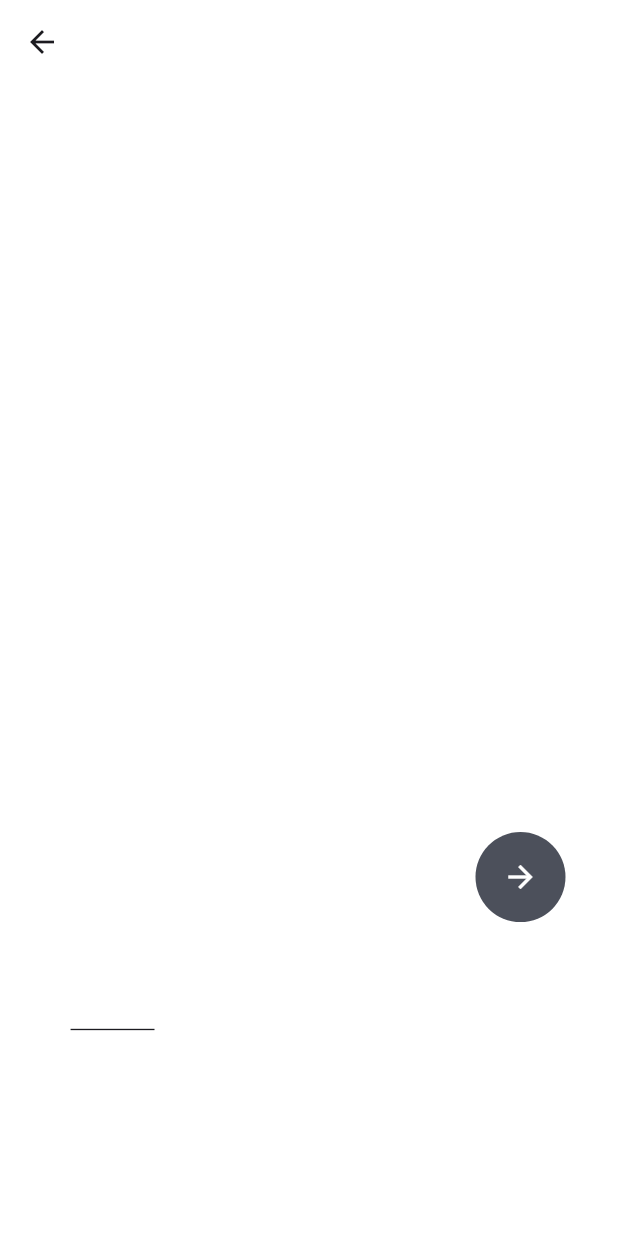
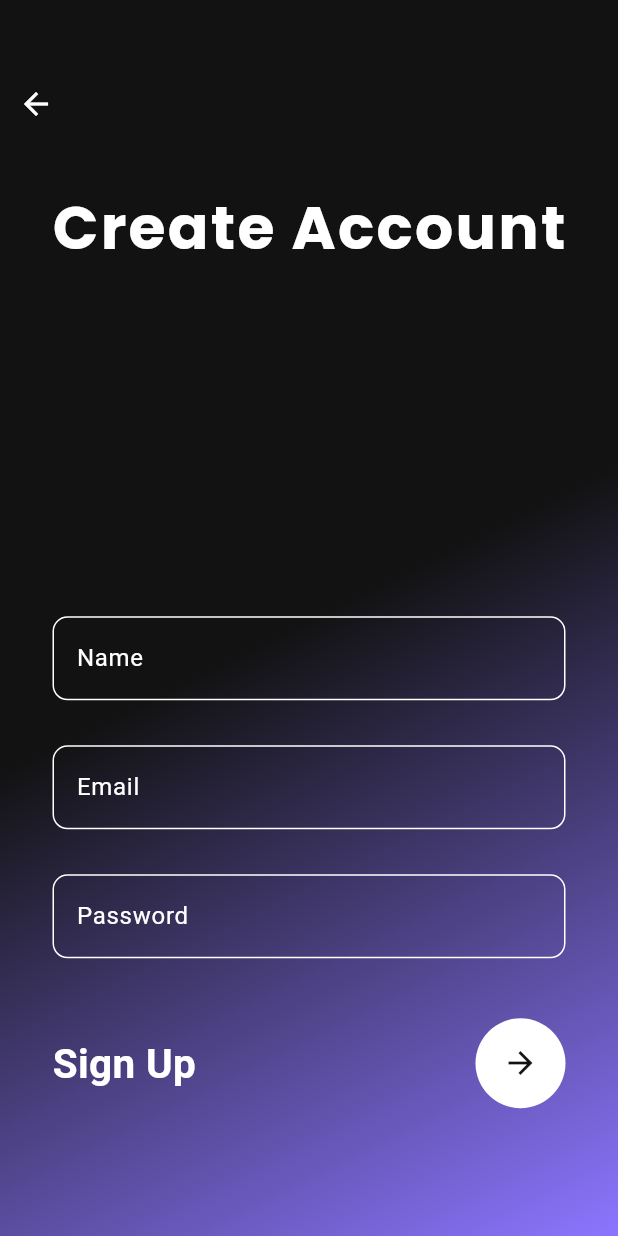
Before and after one commit to cfgblr2023/Team-14, a Flutter app: the MyRegister screen opened by its route, on a phone screen of 412 x 824 dp. Run offline on Flutter 3.47's test engine with Material 2 defaults, Android fonts, the phone set to English and light mode, and no system bars; our stand-ins replace google_fonts.

Commit message:
Dashboard Init

```diff
--- a/app/lib/router/app_router.dart
+++ b/app/lib/router/app_router.dart
@@ -11,10 +11,9 @@ class AppRouter {
     switch (settings.name) {
       case '/':
         return getIndexRoute();
-      case 'register':
+      case '/register':
         return getRegisterRoute();
     }
-
     return null;
   }
 
--- /dev/null
+++ b/app/lib/screens/dashboard.dart
@@ -0,0 +1,9 @@
+import 'package:flutter/material.dart';
+
+class Dashboard extends StatelessWidget {
+  @override
+  Widget build(BuildContext context) {
+    return Scaffold(
+    );
+  }
+}
--- a/app/lib/screens/home.dart
+++ b/app/lib/screens/home.dart
@@ -24,7 +24,7 @@ class _HomeState extends State<Home> {
             Center(
               child: Text(
                 "Walkable Cities",
-                style: GoogleFonts.righteous(
+                style: GoogleFonts.poppins(
                     color: White, fontSize: 40, fontWeight: FontWeight.w700),
               ),
             ),
@@ -48,7 +48,27 @@ class _HomeState extends State<Home> {
                     borderRadius: BorderRadius.circular(32.0),
                   ),
                   foregroundColor: PrimaryColor,
-                  minimumSize: const Size(300, 50),
+                  minimumSize: const Size(350, 50),
+                ),
+              ),
+            ),
+            Container(
+              margin: const EdgeInsets.only(bottom: 20),
+              child: ElevatedButton.icon(
+                onPressed: () {
+                  Navigator.pushNamed(context, '/register');
+                },
+                icon: const Icon(Icons.volunteer_activism),
+                label: const Text(
+                  "Become a Volunteer",
+                  style: TextStyle(fontSize: 20),
+                ),
+                style: ElevatedButton.styleFrom(
+                  shape: RoundedRectangleBorder(
+                    borderRadius: BorderRadius.circular(32.0),
+                  ),
+                  foregroundColor: PrimaryColor,
+                  minimumSize: const Size(350, 50),
                 ),
               ),
             ),
@@ -58,7 +78,7 @@ class _HomeState extends State<Home> {
               },
               icon: const Icon(Icons.app_registration_rounded),
               label: const Text(
-                "Resgister",
+                "Register",
                 style: TextStyle(fontSize: 20),
               ),
               style: ElevatedButton.styleFrom(
@@ -66,7 +86,7 @@ class _HomeState extends State<Home> {
                   borderRadius: BorderRadius.circular(32.0),
                 ),
                 foregroundColor: PrimaryColor,
-                minimumSize: const Size(300, 50),
+                minimumSize: const Size(350, 50),
               ),
             ),
           ],
--- a/app/lib/screens/register.dart
+++ b/app/lib/screens/register.dart
@@ -1,4 +1,7 @@
+import 'package:app/components/GradientContainer.dart';
 import 'package:flutter/material.dart';
+import 'package:app/constants/colors.dart';
+import 'package:google_fonts/google_fonts.dart';
 
 class MyRegister extends StatefulWidget {
   const MyRegister({Key? key}) : super(key: key);
@@ -10,24 +13,39 @@ class MyRegister extends StatefulWidget {
 class _MyRegisterState extends State<MyRegister> {
   @override
   Widget build(BuildContext context) {
-    return Container(
-      // decoration: BoxDecoration(
-      //   image: DecorationImage(
-      //       image: AssetImage('assets/register.png'), fit: BoxFit.cover),
-      // ),
-      child: Scaffold(
-        backgroundColor: Colors.transparent,
-        appBar: AppBar(
-          backgroundColor: Colors.transparent,
-          elevation: 0,
+    return Scaffold(
+      body: GradientContainer(
+        colors: const [PrimaryColor, PrimaryColor, SecondaryColor],
+        child: Center(
+          child: Column(
+            mainAxisSize: MainAxisSize.min,
+            mainAxisAlignment: MainAxisAlignment.center,
+            children: [
+              Row(
+                mainAxisAlignment: MainAxisAlignment.spaceBetween,
+                children: [
+                  IconButton(
+                    onPressed: () {
+                      Navigator.pushNamed(context, '/');
+                    },
+                    style: ButtonStyle(
+                      overlayColor:
+                          MaterialStateProperty.all(Colors.transparent),
+                      foregroundColor: MaterialStateProperty.all(Colors.white),
                     ),
-        body: Stack(
-          children: [
+                    icon: const Icon(Icons.arrow_back),
+                  ),
+                ],
+              ),
               Container(
-              padding: EdgeInsets.only(left: 35, top: 30),
+                padding: const EdgeInsets.only(top: 30),
                 child: Text(
-                'Create\nAccount',
-                style: TextStyle(color: Colors.white, fontSize: 33),
+                  'Create Account',
+                  style: GoogleFonts.poppins(
+                      color: White,
+                      fontSize: 40,
+                      fontWeight: FontWeight.w700,
+                      letterSpacing: 1.5),
                 ),
               ),
               SingleChildScrollView(
@@ -42,55 +60,45 @@ class _MyRegisterState extends State<MyRegister> {
                         child: Column(
                           children: [
                             TextField(
-                            style: TextStyle(color: Colors.white),
+                              style: const TextStyle(color: Colors.white),
                               decoration: InputDecoration(
                                   enabledBorder: OutlineInputBorder(
                                     borderRadius: BorderRadius.circular(10),
-                                  borderSide: BorderSide(
+                                    borderSide: const BorderSide(
                                       color: Colors.white,
                                     ),
                                   ),
-                                focusedBorder: OutlineInputBorder(
-                                  borderRadius: BorderRadius.circular(10),
-                                  borderSide: BorderSide(
-                                    color: Colors.black,
-                                  ),
-                                ),
                                   hintText: "Name",
-                                hintStyle: TextStyle(color: Colors.white),
+                                  hintStyle:
+                                      const TextStyle(color: Colors.white),
                                   border: OutlineInputBorder(
                                     borderRadius: BorderRadius.circular(10),
                                   )),
                             ),
-                          SizedBox(
+                            const SizedBox(
                               height: 30,
                             ),
                             TextField(
-                            style: TextStyle(color: Colors.white),
+                              style: const TextStyle(color: Colors.white),
                               decoration: InputDecoration(
                                   enabledBorder: OutlineInputBorder(
                                     borderRadius: BorderRadius.circular(10),
-                                  borderSide: BorderSide(
+                                    borderSide: const BorderSide(
                                       color: Colors.white,
                                     ),
                                   ),
-                                focusedBorder: OutlineInputBorder(
-                                  borderRadius: BorderRadius.circular(10),
-                                  borderSide: BorderSide(
-                                    color: Colors.black,
-                                  ),
-                                ),
                                   hintText: "Email",
-                                hintStyle: TextStyle(color: Colors.white),
+                                  hintStyle:
+                                      const TextStyle(color: Colors.white),
                                   border: OutlineInputBorder(
                                     borderRadius: BorderRadius.circular(10),
                                   )),
                             ),
-                          SizedBox(
+                            const SizedBox(
                               height: 30,
                             ),
                             TextField(
-                            style: TextStyle(color: Colors.white),
+                              style: const TextStyle(color: Colors.white),
                               obscureText: true,
                               decoration: InputDecoration(
                                   enabledBorder: OutlineInputBorder(
@@ -99,19 +107,13 @@ class _MyRegisterState extends State<MyRegister> {
                                       color: Colors.white,
                                     ),
                                   ),
-                                focusedBorder: OutlineInputBorder(
-                                  borderRadius: BorderRadius.circular(10),
-                                  borderSide: BorderSide(
-                                    color: Colors.black,
-                                  ),
-                                ),
                                   hintText: "Password",
                                   hintStyle: TextStyle(color: Colors.white),
                                   border: OutlineInputBorder(
                                     borderRadius: BorderRadius.circular(10),
                                   )),
                             ),
-                          SizedBox(
+                            const SizedBox(
                               height: 40,
                             ),
                             Row(
@@ -126,9 +128,9 @@ class _MyRegisterState extends State<MyRegister> {
                                 ),
                                 CircleAvatar(
                                   radius: 30,
-                                backgroundColor: Color(0xff4c505b),
+                                  backgroundColor: White,
                                   child: IconButton(
-                                    color: Colors.white,
+                                      color: PrimaryColor,
                                       onPressed: () {},
                                       icon: Icon(
                                         Icons.arrow_forward,
@@ -136,28 +138,9 @@ class _MyRegisterState extends State<MyRegister> {
                                 )
                               ],
                             ),
-                          SizedBox(
+                            const SizedBox(
                               height: 40,
                             ),
-                          Row(
-                            mainAxisAlignment: MainAxisAlignment.spaceBetween,
-                            children: [
-                              TextButton(
-                                onPressed: () {
-                                  Navigator.pushNamed(context, 'login');
-                                },
-                                child: Text(
-                                  'Sign In',
-                                  textAlign: TextAlign.left,
-                                  style: TextStyle(
-                                      decoration: TextDecoration.underline,
-                                      color: Colors.white,
-                                      fontSize: 18),
-                                ),
-                                style: ButtonStyle(),
-                              ),
-                            ],
-                          )
                           ],
                         ),
                       )
@@ -168,6 +151,7 @@ class _MyRegisterState extends State<MyRegister> {
             ],
           ),
         ),
+      ),
     );
   }
 }
```
Lines whose indentation alone changed are shown as unchanged.
